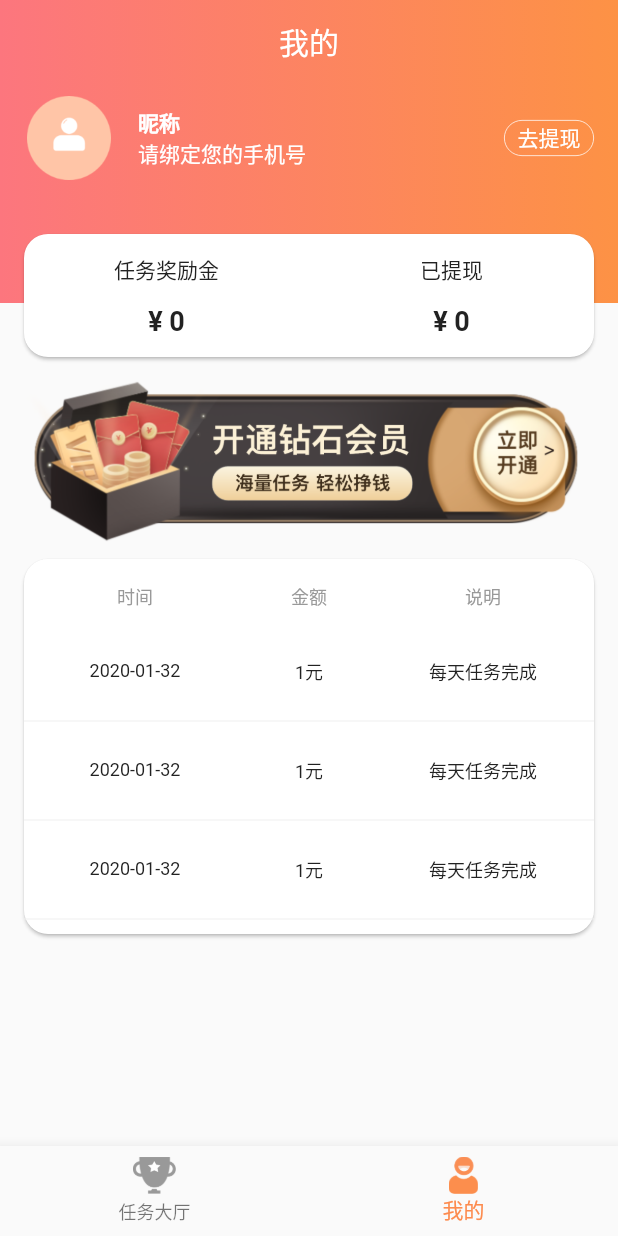
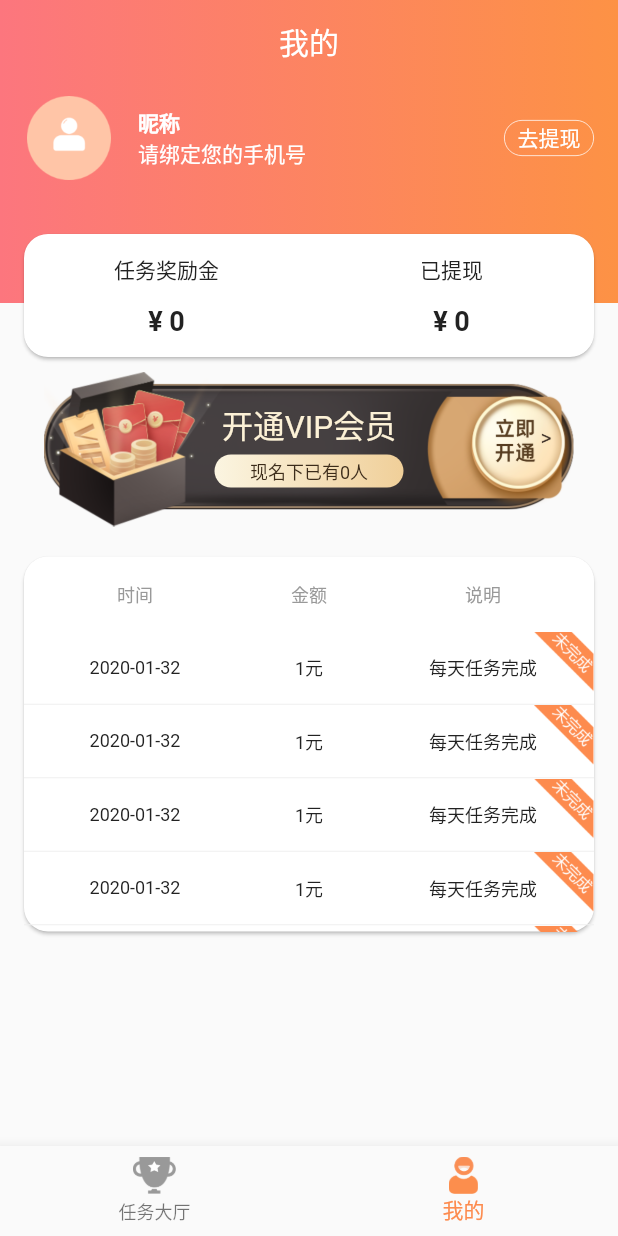
Before and after one commit to JediMaker/ktstar, a Flutter app: the screen it shows after launch, item 2 of the bottom bar chosen, on a phone screen of 412 x 824 dp. Run offline on Flutter 3.47's test engine with Material 2 defaults, Android fonts, the phone set to English and light mode, and no system bars; our stand-ins replace cached_network_image, convert, dio, flutter_image_compress, flutter_swiper, fluttertoast and 7 more; missing offline and left inert: flutter_page_indicator, fluwx; accounts and stored records are empty; network calls fail.

Commit message:
UI添加完善； 引入fluwx插件对接微信sdk

```diff
--- a/lib/global_config.dart
+++ b/lib/global_config.dart
@@ -1,4 +1,5 @@
 import 'package:flutter/material.dart';
+import 'package:fluwx/fluwx.dart';
 import 'package:star/http/http_manage.dart';
 import 'package:shared_preferences/shared_preferences.dart';
 
@@ -27,7 +28,7 @@ class GlobalConfig {
   static Color searchBackgroundColor = Colors.white10;
   static Color cardBackgroundColor = new Color(0xFF222222);
   static Color checkedColor = Colors.red;
-  static Color colorPrimary =taskHeadColor;
+  static Color colorPrimary = taskHeadColor;
   static Color fontColor = Colors.white30;
   static Gradient primaryGradient =
       const LinearGradient(colors: [Color(0xFFF93736), Color(0xFFFE725C)]);
@@ -80,6 +81,7 @@ class GlobalConfig {
     if (!isRelease) {
 //      GlobalConfig.prefs.setString("uid", "123");
     }
+    _initFluwx();
     HttpManage.init();
     // 如果没有缓存策略，设置默认缓存策略
     //初始化网络请求相关配置
@@ -105,4 +107,14 @@ class GlobalConfig {
     return prefs.containsKey("hasLogin") ? prefs.getBool("hasLogin") : false;
 //    return prefs.containsKey("uid") ? prefs.getString("uid") : false;
   }
+
+  static _initFluwx() async {
+    await registerWxApi(
+        appId: "wxd930ea5d5a258f4f",
+        doOnAndroid: true,
+        doOnIOS: true,
+        universalLink: "https://your.univerallink.com/link/");
+    var result = await isWeChatInstalled;
+    print("is installed $result");
+  }
 }
--- a/lib/pages/task/task_mine.dart
+++ b/lib/pages/task/task_mine.dart
@@ -52,12 +52,8 @@ class _TaskMinePageState extends State<TaskMinePage> {
             Column(
               children: <Widget>[
                 buildTopLayout(),
-                Stack(
-                  children: <Widget>[
                 buildCardInfo(),
-                    buildBanner(context),
-                  ],
-                ),
+                isDiamonVip ? buildBanner(context) : buildProxyBanner(context),
               ],
             ),
             Card(
@@ -65,7 +61,7 @@ class _TaskMinePageState extends State<TaskMinePage> {
                 side: BorderSide.none,
                 borderRadius: BorderRadius.all(Radius.circular(16.0)),
               ),
-              margin: EdgeInsets.symmetric(horizontal: 16, vertical: 0),
+              margin: EdgeInsets.symmetric(horizontal: 16, vertical: 20),
               child: Column(
                 children: <Widget>[
                   Container(
@@ -113,12 +109,23 @@ class _TaskMinePageState extends State<TaskMinePage> {
                     child: ListView.separated(
                       separatorBuilder: (BuildContext context, int index) =>
                           const Divider(
+                        height: 1,
                         color: Color(0xFFEFEFEF),
                       ),
                       itemBuilder: (BuildContext context, int index) {
-                        return Container(
+                        return Stack(
+                          alignment: Alignment.topRight,
+                          children: <Widget>[
+                            Image.asset(
+                              "static/images/task_uncompleted.png",
+                              fit: BoxFit.cover,
+                              width: 40,
+                              height: 40,
+                            ),
+                            Container(
+                              padding: EdgeInsets.symmetric(horizontal: 16),
                               alignment: Alignment.center,
-                          padding: EdgeInsets.all(16),
+                              height: 48,
                               child: Row(
                                 mainAxisAlignment: MainAxisAlignment.center,
                                 crossAxisAlignment: CrossAxisAlignment.center,
@@ -130,7 +137,8 @@ class _TaskMinePageState extends State<TaskMinePage> {
                                       "2020-01-32",
                                       textAlign: TextAlign.center,
                                       style: TextStyle(
-                                      color: Color(0xFF222222), fontSize: 12),
+                                          color: Color(0xFF222222),
+                                          fontSize: 12),
                                     ),
                                   ),
                                   Flexible(
@@ -140,7 +148,8 @@ class _TaskMinePageState extends State<TaskMinePage> {
                                       "1元",
                                       textAlign: TextAlign.center,
                                       style: TextStyle(
-                                      color: Color(0xFF222222), fontSize: 12),
+                                          color: Color(0xFF222222),
+                                          fontSize: 12),
                                     ),
                                   ),
                                   Flexible(
@@ -150,11 +159,14 @@ class _TaskMinePageState extends State<TaskMinePage> {
                                       "每天任务完成",
                                       textAlign: TextAlign.center,
                                       style: TextStyle(
-                                      color: Color(0xFF222222), fontSize: 12),
+                                          color: Color(0xFF222222),
+                                          fontSize: 12),
                                     ),
                                   ),
                                 ],
                               ),
+                            ),
+                          ],
                         );
                       },
                       itemCount: 10,
@@ -185,6 +197,57 @@ class _TaskMinePageState extends State<TaskMinePage> {
           child: Image.asset(
             "static/images/task_vip_banner.png",
             fit: BoxFit.fill,
+          ),
+        ),
+      ),
+    );
+  }
+
+  int memberNum = 0;
+
+  GestureDetector buildProxyBanner(BuildContext context) {
+    //
+    return GestureDetector(
+      onTap: () {
+        showMyDialog(showNickName: false);
+      },
+      child: Visibility(
+        visible: !isDiamonVip,
+        child: Container(
+          width: double.maxFinite,
+          margin: EdgeInsets.only(top: 10, left: 16, right: 16),
+          child: Stack(
+            alignment: Alignment.topCenter,
+            children: <Widget>[
+              Image.asset(
+                "static/images/task_proxy_banner.png",
+                fit: BoxFit.fill,
+                height: 103,
+              ),
+              Container(
+                margin: EdgeInsets.only(top: 20),
+                child: Text(
+                  "开通VIP会员",
+                  style: TextStyle(color: Color(0xFFFCF1D6), fontSize: 21),
+                ),
+              ),
+              Container(
+                  height: 22,
+                  margin: EdgeInsets.only(top: 55),
+                  constraints: BoxConstraints(maxWidth: 126),
+                  alignment: Alignment.center,
+                  decoration: BoxDecoration(
+                    borderRadius: BorderRadius.all(Radius.circular(22)),
+                    gradient: LinearGradient(colors: [
+                      Color(0xffFBF5E1),
+                      Color(0xffF0CF99),
+                    ]),
+                  ),
+                  child: Text(
+                    "现名下已有$memberNum人",
+                    style: TextStyle(color: Color(0xFF3C2C1A), fontSize: 12),
+                  )),
+            ],
           ),
         ),
       ),
@@ -289,7 +352,9 @@ class _TaskMinePageState extends State<TaskMinePage> {
                   margin: EdgeInsets.only(bottom: 10),
                   child: Text("${widget.title}",
                       style: TextStyle(
-                          color: Colors.white, fontSize: 20, letterSpacing: 1))),
+                          color: Colors.white,
+                          fontSize: 20,
+                          letterSpacing: 1))),
             ),
             buildHeadLayout(),
           ],
@@ -299,12 +364,65 @@ class _TaskMinePageState extends State<TaskMinePage> {
   Widget buildHeadLayout() {
     return GestureDetector(
       onTap: () {
+        showMyDialog(showNickName: true);
+      },
+      child: ListTile(
+        leading: headUrl == null
+            ? Image.asset(
+                "static/images/task_default_head.png",
+                width: 60,
+                height: 60,
+              )
+            : ClipOval(
+                child: CachedNetworkImage(
+                  imageUrl: headUrl,
+                  width: 60,
+                  height: 60,
+                  fit: BoxFit.cover,
+                ),
+              ),
+        title: Text(
+          "${nickName == null ? '昵称' : nickName}",
+          style: TextStyle(
+              color: Colors.white, fontWeight: FontWeight.bold, fontSize: 14),
+        ),
+        subtitle: Text(
+          "${phoneNumber == null ? '请绑定您的手机号' : phoneNumber}",
+          style: TextStyle(color: Colors.white, fontSize: 14),
+        ),
+        trailing: GestureDetector(
+          onTap: () {
+            //todo 提现到微信
+            Navigator.of(context).push(MaterialPageRoute(builder: (context) {
+              return LoginPage();
+            }));
+          },
+          child: Container(
+            width: 60,
+            height: 24,
+            alignment: Alignment.center,
+            decoration: BoxDecoration(
+                borderRadius: BorderRadius.all(Radius.circular(24)),
+                border: Border.all(color: Colors.white, width: 0.5)),
+            child: Text(
+              "去提现",
+              style: TextStyle(color: Colors.white, fontSize: 14),
+            ),
+          ),
+        ),
+      ),
+    );
+  }
+
+  void showMyDialog({bool showNickName}) {
     showDialog(
         context: context,
         builder: (context) {
           return SimpleDialog(
             children: <Widget>[
-                  Container(
+              Visibility(
+                visible: showNickName,
+                child: Container(
                   margin: EdgeInsets.only(left: 20, right: 20, top: 20),
                   height: 46,
                   decoration: BoxDecoration(
@@ -319,14 +437,12 @@ class _TaskMinePageState extends State<TaskMinePage> {
                         contentPadding: const EdgeInsets.symmetric(
                             vertical: 3.0, horizontal: 15.0),
                         enabledBorder: OutlineInputBorder(
-                              borderRadius:
-                                  BorderRadius.all(Radius.circular(46)),
+                            borderRadius: BorderRadius.all(Radius.circular(46)),
                             // 边框默认色
                             borderSide:
                                 const BorderSide(color: Colors.transparent)),
                         focusedBorder: OutlineInputBorder(
-                              borderRadius:
-                                  BorderRadius.all(Radius.circular(46)),
+                            borderRadius: BorderRadius.all(Radius.circular(46)),
                             borderSide:
                                 const BorderSide(color: Colors.transparent)
                             // 聚焦之后的边框色
@@ -335,6 +451,7 @@ class _TaskMinePageState extends State<TaskMinePage> {
                       onChanged: (value) {
                         dialogNickName = value;
                       }),
+                ),
               ),
               Container(
                 margin: EdgeInsets.symmetric(horizontal: 20, vertical: 20),
@@ -352,14 +469,12 @@ class _TaskMinePageState extends State<TaskMinePage> {
                       contentPadding: const EdgeInsets.symmetric(
                           vertical: 3.0, horizontal: 15.0),
                       enabledBorder: OutlineInputBorder(
-                              borderRadius:
-                                  BorderRadius.all(Radius.circular(46)),
+                          borderRadius: BorderRadius.all(Radius.circular(46)),
                           // 边框默认色
                           borderSide:
                               const BorderSide(color: Colors.transparent)),
                       focusedBorder: OutlineInputBorder(
-                              borderRadius:
-                                  BorderRadius.all(Radius.circular(46)),
+                          borderRadius: BorderRadius.all(Radius.circular(46)),
                           borderSide:
                               const BorderSide(color: Colors.transparent)
                           // 聚焦之后的边框色
@@ -437,52 +552,5 @@ class _TaskMinePageState extends State<TaskMinePage> {
             ],
           );
         });
-      },
-      child: ListTile(
-        leading: headUrl == null
-            ? Image.asset(
-                "static/images/task_default_head.png",
-                width: 60,
-                height: 60,
-              )
-            : ClipOval(
-                child: CachedNetworkImage(
-                  imageUrl: headUrl,
-                  width: 60,
-                  height: 60,
-                  fit: BoxFit.cover,
-                ),
-              ),
-        title: Text(
-          "${nickName == null ? '昵称' : nickName}",
-          style: TextStyle(
-              color: Colors.white, fontWeight: FontWeight.bold, fontSize: 14),
-        ),
-        subtitle: Text(
-          "${phoneNumber == null ? '请绑定您的手机号' : phoneNumber}",
-          style: TextStyle(color: Colors.white, fontSize: 14),
-        ),
-        trailing: GestureDetector(
-          onTap: () {
-            //todo 提现到微信
-            Navigator.of(context).push(MaterialPageRoute(builder: (context) {
-              return LoginPage();
-            }));
-          },
-          child: Container(
-            width: 60,
-            height: 24,
-            alignment: Alignment.center,
-            decoration: BoxDecoration(
-                borderRadius: BorderRadius.all(Radius.circular(24)),
-                border: Border.all(color: Colors.white, width: 0.5)),
-            child: Text(
-              "去提现",
-              style: TextStyle(color: Colors.white, fontSize: 14),
-            ),
-          ),
-        ),
-      ),
-    );
   }
 }
--- a/pubspec.yaml
+++ b/pubspec.yaml
@@ -61,6 +61,8 @@ dependencies:
   crypto: ^2.1.4
   #渐变appbar
   gradient_app_bar: ^0.1.3
+  #  接入微信sdk
+  fluwx: ^2.1.0
 dev_dependencies:
   json_model: #latest version
   build_runner: ^1.0.0
```
Also changed, not shown: lib/pages/task/task_detail.dart (+31 -7 lines), pubspec.lock, static/images/2.0x/task_uncompleted.png (added), static/images/task_proxy_banner.png (added), static/images/task_uncompleted.png (added), 5 other files. Lines whose indentation alone changed are shown as unchanged.
